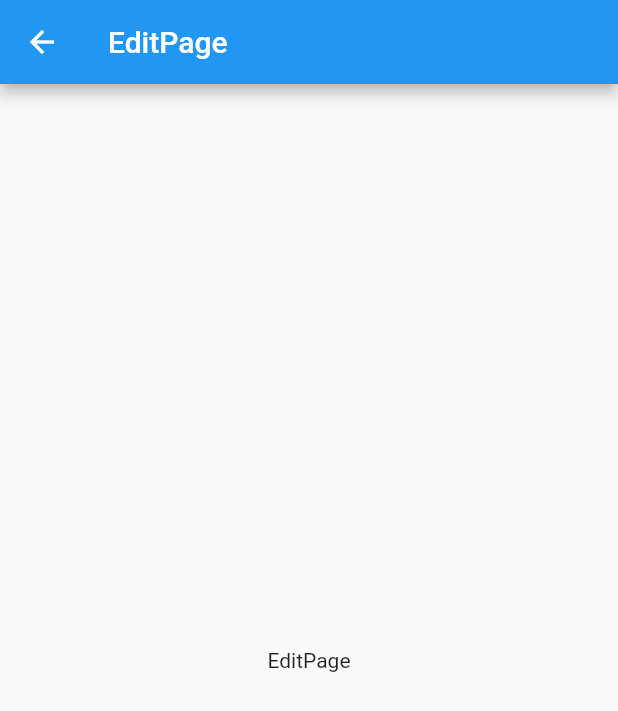
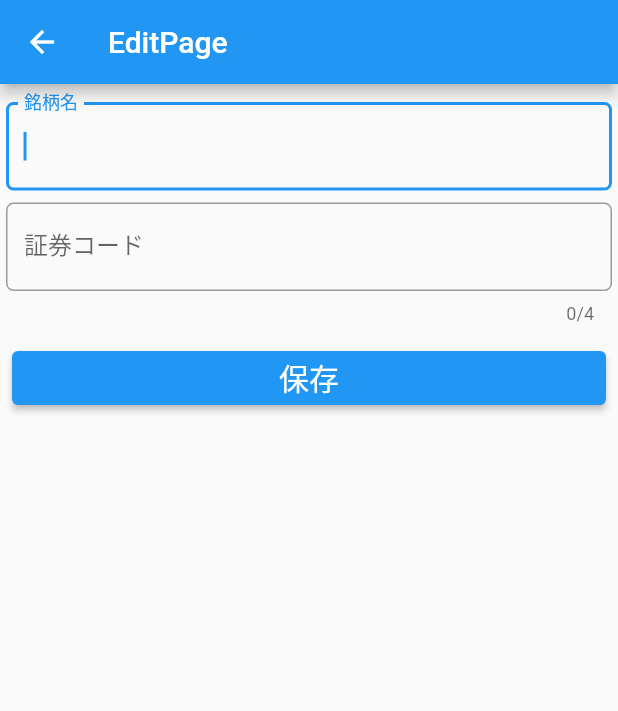
Before and after one commit to hirosphere-ja/jpstockmemo2_test, a Flutter app: the EditPage screen opened by its route, on a phone screen of 412 x 824 dp. Shown: the top 711 px of the screen. Run offline on Flutter 3.47's test engine with Material 2 defaults, Android fonts, the light colour scheme and no system bars.

Commit message:
編集ページを更新
TextFormFieldを元にCustomTextFormFieldを作成
componentsディレクトリにcustom_text_form_field.dartで保存
編集ページにテキスト入力を2つ設置してバリデーションまで作成

```diff
--- /dev/null
+++ b/lib/components/custom_text_form_field.dart
@@ -0,0 +1,45 @@
+import 'package:flutter/material.dart';
+
+// TextFormFieldコンポーネント
+class CustomTextFormField extends StatelessWidget {
+  final TextEditingController controller;
+  final String labelText;
+  final int maxLines;
+  final int? maxLength;
+  final dynamic onChanged;
+  final dynamic validator;
+  final dynamic keyboardType;
+
+  const CustomTextFormField({
+    super.key,
+    required this.controller,
+    required this.labelText,
+    required this.maxLines,
+    required this.maxLength,
+    required this.onChanged,
+    required this.validator,
+    required this.keyboardType,
+  });
+
+  @override
+  Widget build(BuildContext context) {
+    return Padding(
+      padding: const EdgeInsets.all(4.0),
+      child: TextFormField(
+        autofocus: true,
+        controller: controller,
+        maxLines: maxLines,
+        maxLength: maxLength,
+        keyboardType: keyboardType,
+        decoration: InputDecoration(
+          labelText: labelText,
+          border: OutlineInputBorder(
+            borderRadius: BorderRadius.circular(5.0),
+          ),
+        ),
+        onChanged: onChanged,
+        validator: validator,
+      ),
+    );
+  }
+}
--- a/lib/route/route_generator.dart
+++ b/lib/route/route_generator.dart
@@ -12,7 +12,7 @@ class RouteGenerator {
         );
       case '/editpage':
         return MaterialPageRoute(
-          builder: (_) => const EditPage(),
+          builder: (_) => EditPage(),
         );
       default:
         return MaterialPageRoute(
--- a/lib/views/edit_page.dart
+++ b/lib/views/edit_page.dart
@@ -1,7 +1,11 @@
 import 'package:flutter/material.dart';
+import 'package:jpstockmemo2/components/custom_text_form_field.dart';
 
 class EditPage extends StatelessWidget {
-  const EditPage({super.key});
+  EditPage({Key? key}) : super(key: key);
+  final _formKey = GlobalKey<FormState>();
+  final TextEditingController _nameController = TextEditingController();
+  final TextEditingController _codeController = TextEditingController();
 
   @override
   Widget build(BuildContext context) {
@@ -9,8 +13,59 @@ class EditPage extends StatelessWidget {
       appBar: AppBar(
         title: const Text('EditPage'),
       ),
-      body: const Center(
-        child: Text('EditPage'),
+      body: Form(
+        key: _formKey,
+        child: ListView(
+          children: <Widget>[
+            const SizedBox(
+              height: 8,
+            ),
+            CustomTextFormField(
+              controller: _nameController,
+              labelText: '銘柄名',
+              maxLines: 1,
+              maxLength: null,
+              onChanged: null,
+              validator: (value) {
+                if (value.isEmpty) {
+                  return '銘柄名を入力してください';
+                }
+              },
+              keyboardType: TextInputType.text,
+            ),
+            CustomTextFormField(
+              controller: _codeController,
+              labelText: '証券コード',
+              maxLines: 1,
+              maxLength: 4,
+              onChanged: null,
+              validator: (value) {
+                if (value.isEmpty) {
+                  return '証券コードを入力してください';
+                } else if (!RegExp(r"\d{4}").hasMatch(value)) {
+                  return '４桁の半角数字を入力してください';
+                }
+              },
+              keyboardType: TextInputType.number,
+            ),
+            Padding(
+              padding: const EdgeInsets.all(8.0),
+              child: ElevatedButton(
+                onPressed: () async {
+                  if (_formKey.currentState!.validate()) {
+                    _formKey.currentState?.save();
+                  }
+                },
+                child: const Text(
+                  '保存',
+                  style: TextStyle(
+                    fontSize: 20,
+                  ),
+                ),
+              ),
+            )
+          ],
+        ),
       ),
     );
   }
```
